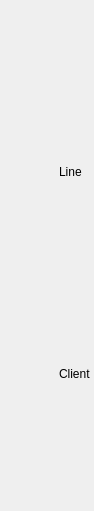
Old version of the form Ui_files/TP1H_Demand/New_TP1H_L.ui in the repository farzad1132/NetPlanner.
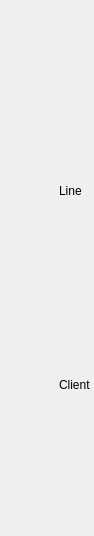
New version of the form. Icons and pictures are not drawn.

Commit message: Adding new TP1H_L.ui with new source to add selected client

```diff
--- a/Ui_files/TP1H_Demand/New_TP1H_L.ui
+++ b/Ui_files/TP1H_Demand/New_TP1H_L.ui
@@ -7,7 +7,7 @@
     <x>0</x>
     <y>0</y>
     <width>94</width>
-    <height>511</height>
+    <height>536</height>
    </rect>
   </property>
   <property name="windowTitle">
@@ -51,30 +51,7 @@
      </property>
     </widget>
    </item>
-   <item row="4" column="0">
-    <widget class="QLabel" name="not_used_1">
-     <property name="maximumSize">
-      <size>
-       <width>16777215</width>
-       <height>20</height>
-      </size>
-     </property>
-     <property name="text">
-      <string/>
-     </property>
-    </widget>
-   </item>
-   <item row="0" column="0">
-    <widget class="QLabel" name="Socket_Top">
-     <property name="styleSheet">
-      <string notr="true">image: url(:/Socket/socket1.png);</string>
-     </property>
-     <property name="text">
-      <string/>
-     </property>
-    </widget>
-   </item>
-   <item row="7" column="0">
+   <item row="6" column="0">
     <widget class="QLabel" name="Socket_Bottom">
      <property name="styleSheet">
       <string notr="true">image: url(:/Socket_bottom/socket2.png);</string>
@@ -84,30 +61,7 @@
      </property>
     </widget>
    </item>
-   <item row="5" column="0" rowspan="2">
-    <widget class="QLabel" name="Client">
-     <property name="minimumSize">
-      <size>
-       <width>0</width>
-       <height>25</height>
-      </size>
-     </property>
-     <property name="styleSheet">
-      <string notr="true">image: url(:/Client/TP1H_CLIENT.png);</string>
-     </property>
-     <property name="text">
-      <string/>
-     </property>
-    </widget>
-   </item>
-   <item row="2" column="2">
-    <widget class="QLabel" name="Line_Title">
-     <property name="text">
-      <string>Line</string>
-     </property>
-    </widget>
-   </item>
-   <item row="5" column="2" rowspan="2">
+   <item row="4" column="2" rowspan="2">
     <widget class="QLabel" name="Client_Title">
      <property name="text">
       <string>Client</string>
@@ -130,6 +84,29 @@
      </property>
     </widget>
    </item>
+   <item row="4" column="0" rowspan="2">
+    <widget class="QLabel" name="Client">
+     <property name="minimumSize">
+      <size>
+       <width>0</width>
+       <height>25</height>
+      </size>
+     </property>
+     <property name="styleSheet">
+      <string notr="true">image: url(:/Client/TP1H_CLIENT.png);</string>
+     </property>
+     <property name="text">
+      <string/>
+     </property>
+    </widget>
+   </item>
+   <item row="2" column="2">
+    <widget class="QLabel" name="Line_Title">
+     <property name="text">
+      <string>Line</string>
+     </property>
+    </widget>
+   </item>
   </layout>
  </widget>
  <resources>
```
Left out of the diff: 11 changed lines with no effect on the pictures.
